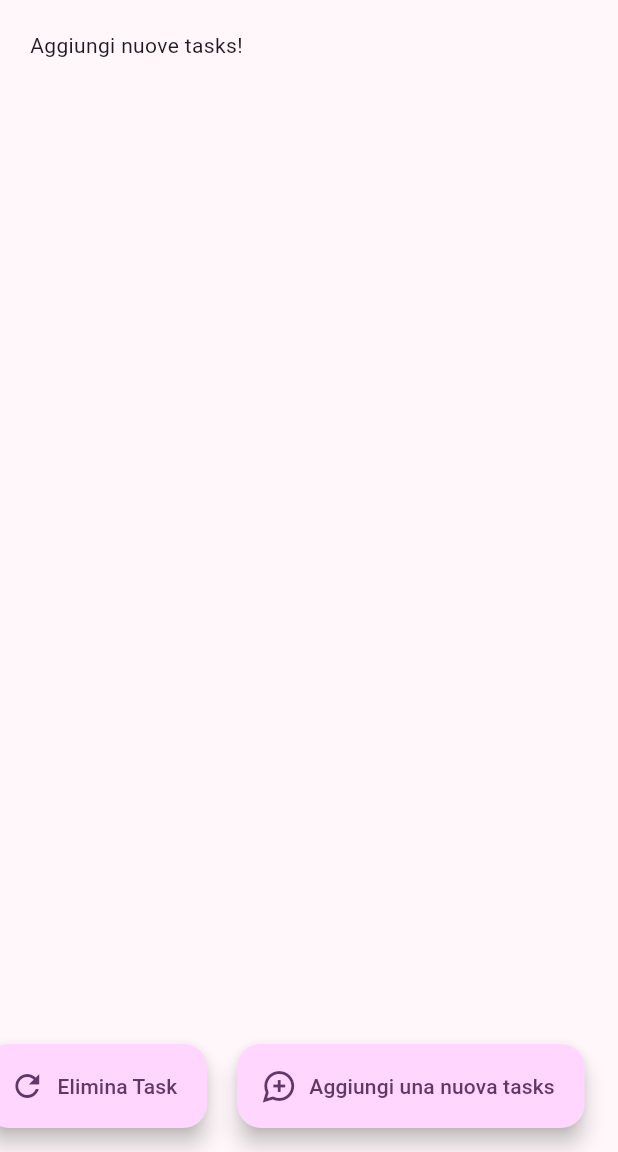
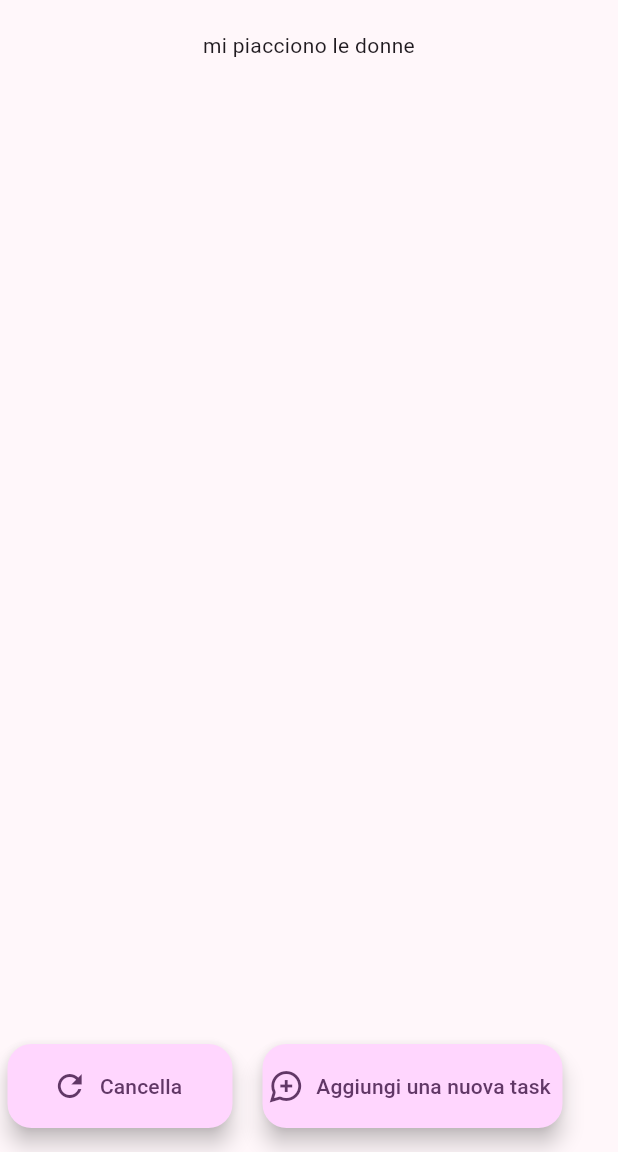
Before and after one commit to Gaia0809/qwerty, a Flutter app: the screen it shows after launch, on a phone screen of 412 x 824 dp, the part 84-1236 px from its top. Run offline on Flutter 3.47's test engine with Material 3 defaults, Android fonts, the phone set to English and light mode, and no system bars; our stand-ins replace reactive_forms.

Commit message:
fix button cancella

```diff
--- a/simple_to_do_list/lib/main.dart
+++ b/simple_to_do_list/lib/main.dart
@@ -30,7 +30,7 @@
 }
 
 class _MyHomePageState extends State<MyHomePage> {
-  String _displayText = "Aggiungi nuove tasks!";
+  String _displayText = "mi piacciono le donne";
   final todos = <Personal>[];
 
   @override
@@ -45,8 +45,11 @@
           padding: const EdgeInsets.all(20),
           children: [
             if (todos.isEmpty)
-            Text(_displayText),
-            for (final(i, todo)in todos.indexed)
+              Text(
+                _displayText,
+                textAlign: TextAlign.center,
+              ),
+            for (final (i, todo) in todos.indexed)
               CheckboxListTile(
                 value: todo.isDone,
                 title: Text(todo.task),
@@ -56,29 +59,35 @@
                     todos[i].isDone = value;
                   });
                 },
-            )
-           ]
-
-        )
-
+              ),
+          ],
+        ),
       ),
       floatingActionButton: Row(
         mainAxisAlignment: MainAxisAlignment.center,
         children: [
-          FloatingActionButton.extended(
+          SizedBox(
+            width: 150,
+            child: FloatingActionButton.extended(
               icon: const Icon(Icons.refresh),
               onPressed: () {
                 setState(() {
-                _displayText = "Complimenti hai risolto tutte le tasks, ora puoi crearne di nuove";
+                  todos.clear();
+                  _displayText =
+                      "mi piacciono le donne";
                 });
               },
-            label: const Text('Elimina Task'),
+              label: const Text('Cancella'),
+            ),
           ),
           const SizedBox(width: 20),
-          FloatingActionButton.extended(
+          SizedBox(
+            width: 200,
+            child: FloatingActionButton.extended(
               onPressed: _createTodo,
               icon: const Icon(Icons.maps_ugc_outlined),
-            label: const Text('Aggiungi una nuova tasks'),
+              label: const Text('Aggiungi una nuova task'),
+            ),
           ),
         ],
       ),
@@ -89,14 +98,15 @@
     final result = await showDialog<Personal>(
       context: context,
       builder: (context) {
-        return AddFormDialog();
+        return const AddFormDialog();
       },
     );
 
-    if (result == null) return; // dialog annullato
+    if (result == null) return;
 
     setState(() {
       todos.add(result);
+      _displayText = "";
     });
   }
 }
```
Lines whose indentation alone changed are shown as unchanged.
